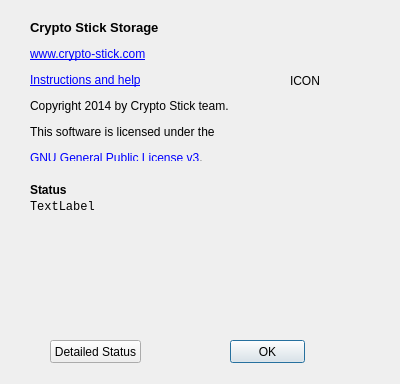
Above: PC software/CryptoStickGUI/aboutdialog.ui from Nitrokey/nitrokey-pro-firmware before the change. Below: the same form after it.
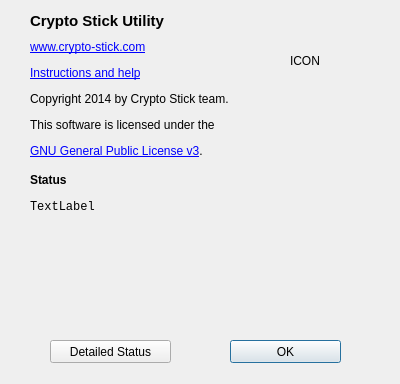
That is the form after the change. Icons and pictures are not drawn.

Patch:
```diff
--- a/PC software/CryptoStickGUI/aboutdialog.ui
+++ b/PC software/CryptoStickGUI/aboutdialog.ui
@@ -22,7 +22,7 @@
     <rect>
      <x>230</x>
      <y>340</y>
-     <width>75</width>
+     <width>111</width>
      <height>23</height>
     </rect>
    </property>
@@ -34,13 +34,13 @@
    <property name="geometry">
     <rect>
      <x>30</x>
-     <y>20</y>
+     <y>40</y>
      <width>321</width>
-     <height>141</height>
+     <height>121</height>
     </rect>
    </property>
    <property name="text">
-    <string>&lt;html&gt;&lt;head/&gt;&lt;body&gt;&lt;p&gt;&lt;span style=&quot; font-size:10pt; font-weight:600;&quot;&gt;Crypto Stick Storage&lt;/span&gt;&lt;/p&gt;&lt;p&gt;&lt;a href=&quot;www.crypto-stick.com&quot;&gt;&lt;span style=&quot; text-decoration: underline; color:#0000ff;&quot;&gt;www.crypto-stick.com&lt;/span&gt;&lt;/a&gt;&lt;/p&gt;&lt;p&gt;&lt;a href=&quot;https://crypto-stick.com/start&quot;&gt;&lt;span style=&quot; text-decoration: underline; color:#0000ff;&quot;&gt;Instructions and help&lt;/span&gt;&lt;/a&gt;&lt;/p&gt;&lt;p&gt;Copyright 2014 by Crypto Stick team. &lt;/p&gt;&lt;p&gt;This software is licensed under the&lt;/p&gt;&lt;p&gt;&lt;a href=&quot;http://www.gnu.org/licenses/&quot;&gt;&lt;span style=&quot; text-decoration: underline; color:#0000ff;&quot;&gt;GNU General Public License v3&lt;/span&gt;&lt;/a&gt;.&lt;/p&gt;&lt;/body&gt;&lt;/html&gt;</string>
+    <string>&lt;html&gt;&lt;head/&gt;&lt;body&gt;&lt;p&gt;&lt;a href=&quot;www.crypto-stick.com&quot;&gt;&lt;span style=&quot; text-decoration: underline; color:#0000ff;&quot;&gt;www.crypto-stick.com&lt;/span&gt;&lt;/a&gt;&lt;/p&gt;&lt;p&gt;&lt;a href=&quot;https://crypto-stick.com/start&quot;&gt;&lt;span style=&quot; text-decoration: underline; color:#0000ff;&quot;&gt;Instructions and help&lt;/span&gt;&lt;/a&gt;&lt;/p&gt;&lt;p&gt;Copyright 2014 by Crypto Stick team. &lt;/p&gt;&lt;p&gt;This software is licensed under the&lt;/p&gt;&lt;p&gt;&lt;a href=&quot;http://www.gnu.org/licenses/&quot;&gt;&lt;span style=&quot; text-decoration: underline; color:#0000ff;&quot;&gt;GNU General Public License v3&lt;/span&gt;&lt;/a&gt;.&lt;/p&gt;&lt;/body&gt;&lt;/html&gt;</string>
    </property>
    <property name="alignment">
     <set>Qt::AlignLeading|Qt::AlignLeft|Qt::AlignTop</set>
@@ -84,7 +84,7 @@
     <rect>
      <x>50</x>
      <y>340</y>
-     <width>91</width>
+     <width>121</width>
      <height>23</height>
     </rect>
    </property>
@@ -96,7 +96,7 @@
    <property name="geometry">
     <rect>
      <x>290</x>
-     <y>40</y>
+     <y>20</y>
      <width>81</width>
      <height>81</height>
     </rect>
@@ -109,7 +109,7 @@
    <property name="geometry">
     <rect>
      <x>30</x>
-     <y>180</y>
+     <y>170</y>
      <width>111</width>
      <height>20</height>
     </rect>
@@ -125,6 +125,26 @@
     <string>Status</string>
    </property>
   </widget>
+  <widget class="QLabel" name="HeaderLabel">
+   <property name="geometry">
+    <rect>
+     <x>30</x>
+     <y>10</y>
+     <width>311</width>
+     <height>21</height>
+    </rect>
+   </property>
+   <property name="font">
+    <font>
+     <pointsize>11</pointsize>
+     <weight>75</weight>
+     <bold>true</bold>
+    </font>
+   </property>
+   <property name="text">
+    <string>Crypto Stick Utility</string>
+   </property>
+  </widget>
  </widget>
  <resources>
   <include location="resources.qrc"/>
```
